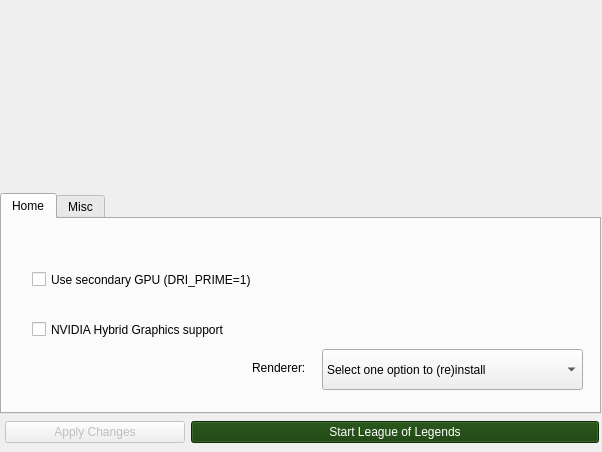
This is python_src/ui/installer.ui in polkaulfield/lol-for-linux-installer as Qt 5 draws it before an edit. The edited form follows.
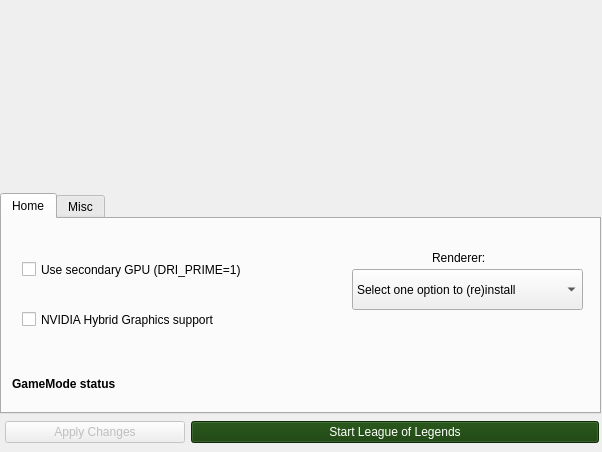
This is the edited form. The open tabs and pages were chosen to show the change. Icons and pictures are not drawn.

Commit message: Use gamemode when available

```diff
--- a/python_src/ui/installer.ui
+++ b/python_src/ui/installer.ui
@@ -833,8 +833,8 @@
                  </property>
                  <property name="geometry">
                   <rect>
-                   <x>30</x>
-                   <y>40</y>
+                   <x>20</x>
+                   <y>30</y>
                    <width>321</width>
                    <height>41</height>
                   </rect>
@@ -859,9 +859,9 @@
                  </property>
                  <property name="geometry">
                   <rect>
-                   <x>320</x>
-                   <y>130</y>
-                   <width>261</width>
+                   <x>350</x>
+                   <y>50</y>
+                   <width>231</width>
                    <height>41</height>
                   </rect>
                  </property>
@@ -892,8 +892,8 @@
                 <widget class="QLabel" name="labelrenderer">
                  <property name="geometry">
                   <rect>
-                   <x>250</x>
-                   <y>140</y>
+                   <x>430</x>
+                   <y>30</y>
                    <width>61</width>
                    <height>18</height>
                   </rect>
@@ -908,8 +908,8 @@
                  </property>
                  <property name="geometry">
                   <rect>
-                   <x>30</x>
-                   <y>90</y>
+                   <x>20</x>
+                   <y>80</y>
                    <width>321</width>
                    <height>41</height>
                   </rect>
@@ -928,6 +928,28 @@
                    <normaloff>.</normaloff>.</iconset>
                  </property>
                 </widget>
+                <widget class="QLabel" name="gamemodelabel">
+                 <property name="geometry">
+                  <rect>
+                   <x>10</x>
+                   <y>150</y>
+                   <width>261</width>
+                   <height>31</height>
+                  </rect>
+                 </property>
+                 <property name="layoutDirection">
+                  <enum>Qt::RightToLeft</enum>
+                 </property>
+                 <property name="autoFillBackground">
+                  <bool>false</bool>
+                 </property>
+                 <property name="text">
+                  <string>&lt;html&gt;&lt;head/&gt;&lt;body&gt;&lt;p&gt;&lt;span style=&quot; font-weight:600;&quot;&gt;GameMode status&lt;/span&gt;&lt;/p&gt;&lt;/body&gt;&lt;/html&gt;</string>
+                 </property>
+                 <property name="textFormat">
+                  <enum>Qt::RichText</enum>
+                 </property>
+                </widget>
                </widget>
                <widget class="QWidget" name="tab_2">
                 <attribute name="title">
```
Left out of the diff: 2 changed lines with no effect on the pictures. The commit also changes 2 other files.
